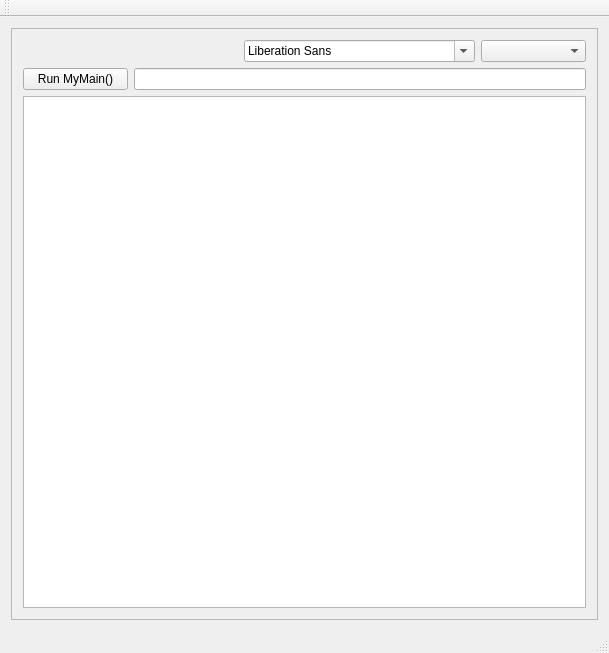
Before: the Qt Designer form mainwindow.ui in SuvorovJA/QT_Console, drawn with Qt 5.
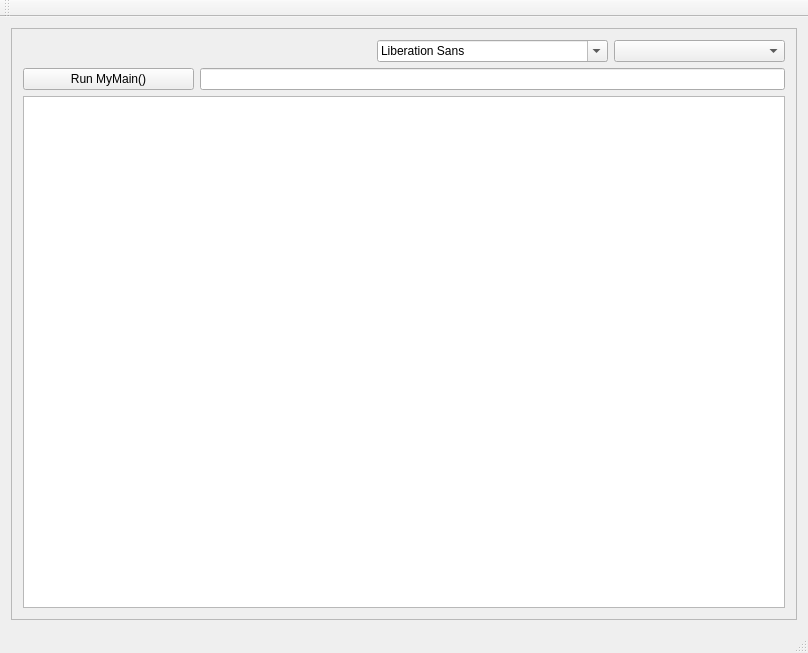
After: the same form once the commit is applied.

Diff of the .ui file:
```diff
--- a/mainwindow.ui
+++ b/mainwindow.ui
@@ -6,7 +6,7 @@
    <rect>
     <x>0</x>
     <y>0</y>
-    <width>609</width>
+    <width>808</width>
     <height>653</height>
    </rect>
   </property>
```
Left out of the diff: 2 changed lines with no effect on the pictures.
